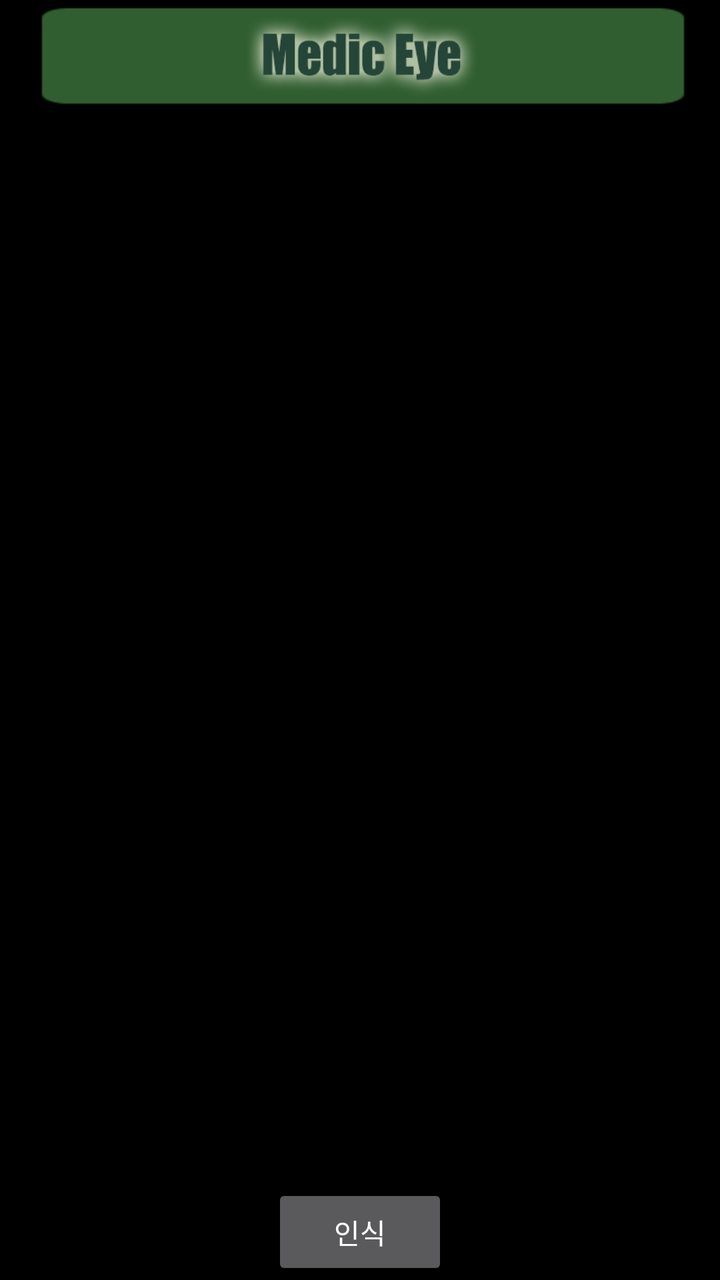
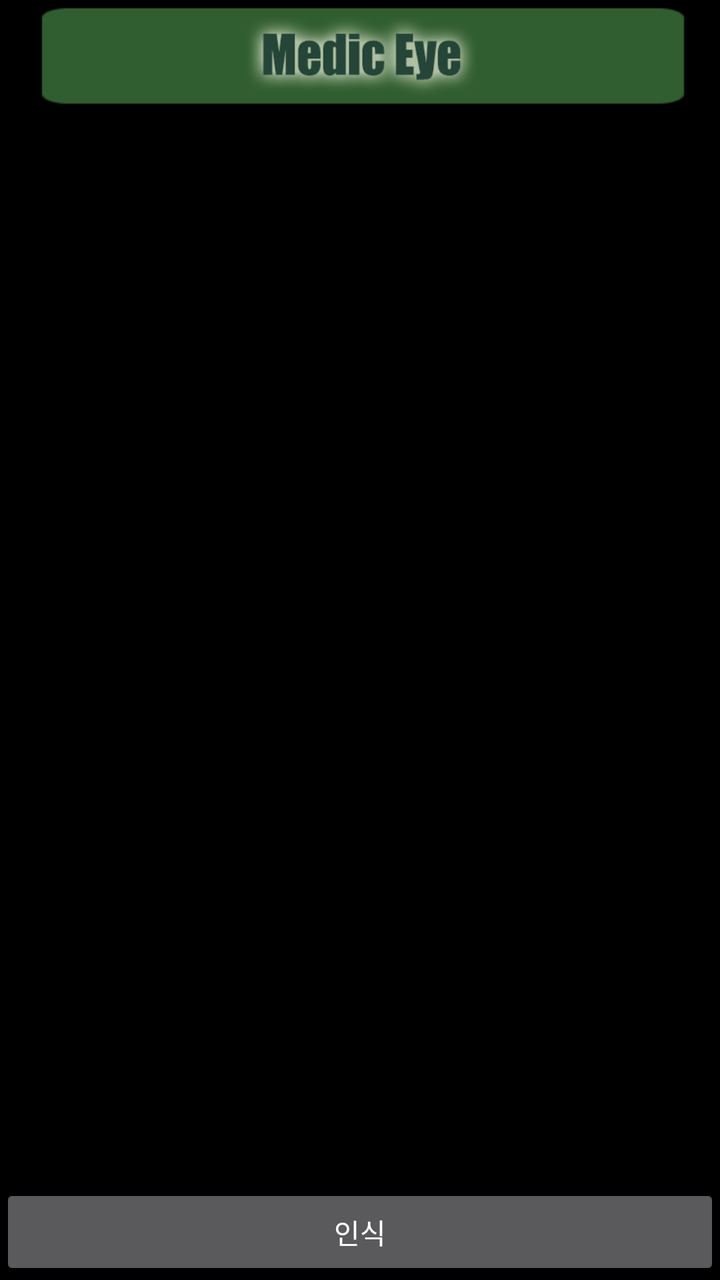

The first picture is an Android layout as it rendered before a commit; the second is the same layout after the commit. The layout source and the unified diff follow.
<!-- AndroidManifest.xml: application theme Theme.Design.NoActionBar -->
<!-- res/layout/tfe_od_activity_camera.xml -->
<?xml version="1.0" encoding="utf-8"?>
<androidx.coordinatorlayout.widget.CoordinatorLayout xmlns:android="http://schemas.android.com/apk/res/android"
    xmlns:tools="http://schemas.android.com/tools"
    android:layout_width="match_parent"
    android:layout_height="match_parent"
    android:background="#00000000">

    <RelativeLayout
        android:layout_width="match_parent"
        android:layout_height="match_parent"
        android:background="@android:color/black"
        android:orientation="vertical">


        <FrameLayout
            android:id="@+id/container"
            android:layout_width="match_parent"
            android:layout_height="match_parent"
            tools:context="org.tensorflow.demo.CameraActivity" />

        <androidx.appcompat.widget.Toolbar
            android:id="@+id/toolbar"
            android:layout_width="match_parent"
            android:layout_height="?attr/actionBarSize"
            android:layout_alignParentTop="true"
            android:background="@color/tfe_semi_transparent">

            <ImageView
                android:layout_width="wrap_content"
                android:layout_height="wrap_content"
                android:src="@drawable/title"
                android:layout_gravity="center"
                android:background="@drawable/one_button"/>
        </androidx.appcompat.widget.Toolbar>

    </RelativeLayout>

    <Button
        android:id="@+id/capture_Button"
        android:layout_width="wrap_content"
        android:layout_height="wrap_content"
        android:layout_gravity="bottom|center"
        android:text="인식" />



</androidx.coordinatorlayout.widget.CoordinatorLayout>
<!-- resources referenced by this layout -->
<resources>
  <color name="tfe_semi_transparent">#66000000</color>
  <!-- drawable one_button: png bitmap (drawable, 929 bytes) -->
  <!-- drawable title: png bitmap (drawable, 20254 bytes) -->
</resources>

<!-- the commit's change to res/layout/tfe_od_activity_camera.xml (unified diff, before → after) -->
@@ -37,7 +37,7 @@
 
     <Button
         android:id="@+id/capture_Button"
-        android:layout_width="wrap_content"
+        android:layout_width="match_parent"
         android:layout_height="wrap_content"
         android:layout_gravity="bottom|center"
         android:text="인식" />
